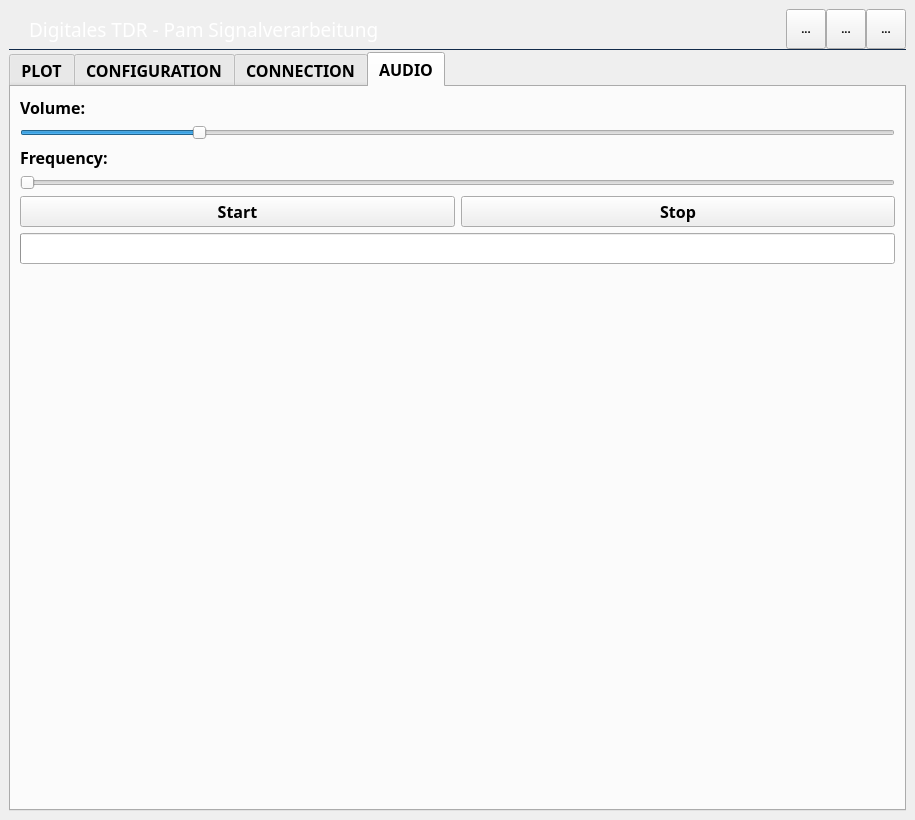
arongrk/Pam, file resources/Mainwindow.ui: the form before one commit.
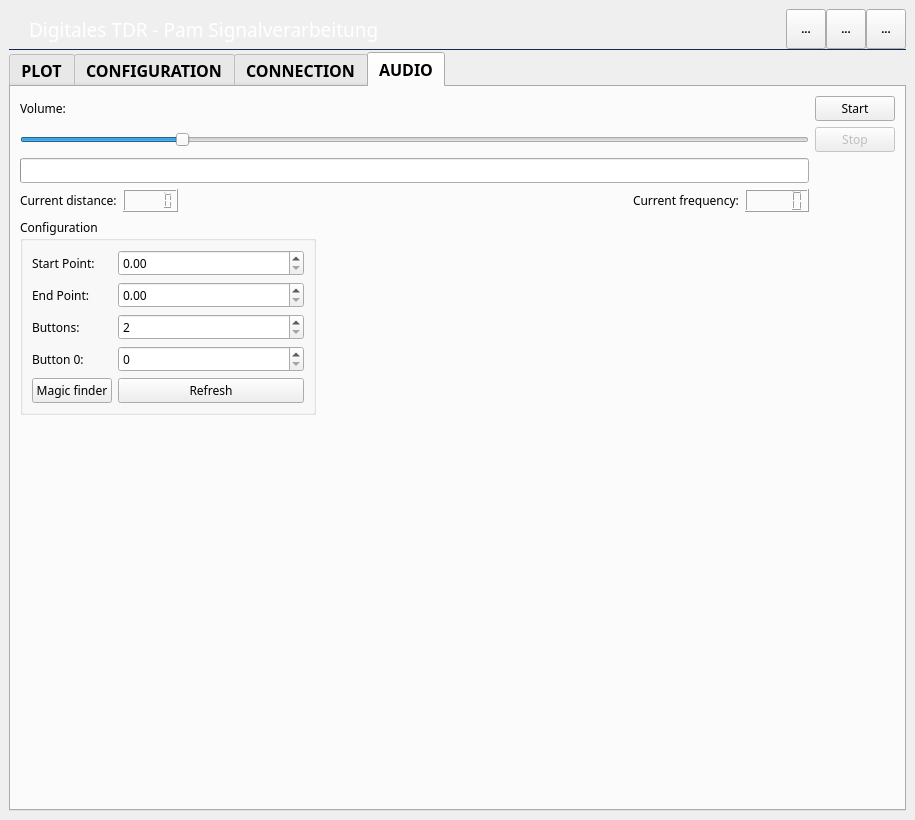
The form after the commit. The open tabs and pages were chosen to show the change. Icons and pictures are not drawn. Custom widgets are drawn as their Qt base class.

```diff
--- a/resources/Mainwindow.ui
+++ b/resources/Mainwindow.ui
@@ -2678,18 +2678,143 @@
          </widget>
         </widget>
         <widget class="QWidget" name="tab_4">
+         <property name="font">
+          <font>
+           <family>RubFlama</family>
+           <pointsize>9</pointsize>
+           <weight>50</weight>
+           <bold>false</bold>
+          </font>
+         </property>
          <attribute name="title">
           <string>AUDIO</string>
          </attribute>
-         <layout class="QVBoxLayout" name="verticalLayout_11">
-          <item>
+         <layout class="QGridLayout" name="gridLayout_12" rowstretch="0,0,0,0,0,0,0,0,1" columnstretch="11,1">
+          <item row="4" column="0">
+           <widget class="QProgressBar" name="distance_bar">
+            <property name="minimum">
+             <number>0</number>
+            </property>
+            <property name="maximum">
+             <number>10000</number>
+            </property>
+            <property name="value">
+             <number>0</number>
+            </property>
+            <property name="textVisible">
+             <bool>false</bool>
+            </property>
+            <property name="format">
+             <string>0</string>
+            </property>
+           </widget>
+          </item>
+          <item row="6" column="0">
+           <layout class="QHBoxLayout" name="horizontalLayout_8" stretch="3,5">
+            <item>
+             <widget class="QGroupBox" name="groupBox_6">
+              <property name="title">
+               <string>Configuration</string>
+              </property>
+              <layout class="QFormLayout" name="formLayout">
+               <item row="0" column="0">
+                <widget class="QLabel" name="label_36">
+                 <property name="text">
+                  <string>Start Point:</string>
+                 </property>
+                </widget>
+               </item>
+               <item row="1" column="0">
+                <widget class="QLabel" name="label_52">
+                 <property name="text">
+                  <string>End Point:</string>
+                 </property>
+                </widget>
+               </item>
+               <item row="2" column="0">
+                <widget class="QLabel" name="label_53">
+                 <property name="text">
+                  <string>Buttons:</string>
+                 </property>
+                </widget>
+               </item>
+               <item row="3" column="0">
+                <widget class="QLabel" name="label_54">
+                 <property name="text">
+                  <string>Button 0:</string>
+                 </property>
+                </widget>
+               </item>
+               <item row="0" column="1">
+                <widget class="QDoubleSpinBox" name="sound_bar_start_box">
+                 <property name="singleStep">
+                  <double>0.100000000000000</double>
+                 </property>
+                </widget>
+               </item>
+               <item row="2" column="1">
+                <widget class="QSpinBox" name="button_number_box">
+                 <property name="minimum">
+                  <number>2</number>
+                 </property>
+                </widget>
+               </item>
+               <item row="1" column="1">
+                <widget class="QDoubleSpinBox" name="sound_bar_end_box">
+                 <property name="singleStep">
+                  <double>0.100000000000000</double>
+                 </property>
+                </widget>
+               </item>
+               <item row="3" column="1">
+                <widget class="QSpinBox" name="first_button_box"/>
+               </item>
+               <item row="4" column="0">
+                <widget class="QPushButton" name="magic_finder_button">
+                 <property name="sizePolicy">
+                  <sizepolicy hsizetype="Maximum" vsizetype="Fixed">
+                   <horstretch>0</horstretch>
+                   <verstretch>0</verstretch>
+                  </sizepolicy>
+                 </property>
+                 <property name="text">
+                  <string>Magic finder</string>
+                 </property>
+                </widget>
+               </item>
+               <item row="4" column="1">
+                <widget class="QPushButton" name="refresh_sound_values_button">
+                 <property name="text">
+                  <string>Refresh</string>
+                 </property>
+                </widget>
+               </item>
+              </layout>
+             </widget>
+            </item>
+            <item>
+             <spacer name="horizontalSpacer_7">
+              <property name="orientation">
+               <enum>Qt::Horizontal</enum>
+              </property>
+              <property name="sizeHint" stdset="0">
+               <size>
+                <width>40</width>
+                <height>20</height>
+               </size>
+              </property>
+             </spacer>
+            </item>
+           </layout>
+          </item>
+          <item row="0" column="0">
            <widget class="QLabel" name="label_35">
             <property name="text">
              <string>Volume:</string>
             </property>
            </widget>
           </item>
-          <item>
+          <item row="1" column="0">
            <widget class="QSlider" name="volume_slider">
             <property name="maximum">
              <number>100</number>
@@ -2702,61 +2827,17 @@
             </property>
            </widget>
           </item>
-          <item>
-           <widget class="QLabel" name="label_36">
-            <property name="text">
-             <string>Frequency:</string>
-            </property>
-           </widget>
-          </item>
-          <item>
-           <widget class="QSlider" name="frequency_slider">
+          <item row="1" column="1">
+           <widget class="QPushButton" name="stop_sound_button">
             <property name="enabled">
              <bool>false</bool>
             </property>
-            <property name="maximum">
-             <number>20000</number>
+            <property name="text">
+             <string>Stop</string>
             </property>
-            <property name="orientation">
-             <enum>Qt::Horizontal</enum>
-            </property>
            </widget>
           </item>
-          <item>
-           <layout class="QHBoxLayout" name="horizontalLayout_8">
-            <item>
-             <widget class="QPushButton" name="start_sound_button">
-              <property name="text">
-               <string>Start</string>
-              </property>
-             </widget>
-            </item>
-            <item>
-             <widget class="QPushButton" name="stop_sound_button">
-              <property name="text">
-               <string>Stop</string>
-              </property>
-             </widget>
-            </item>
-           </layout>
-          </item>
-          <item>
-           <widget class="QProgressBar" name="distance_bar">
-            <property name="minimum">
-             <number>0</number>
-            </property>
-            <property name="maximum">
-             <number>10000</number>
-            </property>
-            <property name="value">
-             <number>0</number>
-            </property>
-            <property name="textVisible">
-             <bool>false</bool>
-            </property>
-           </widget>
-          </item>
-          <item>
+          <item row="8" column="0">
            <spacer name="verticalSpacer_7">
             <property name="orientation">
              <enum>Qt::Vertical</enum>
@@ -2769,6 +2850,57 @@
             </property>
            </spacer>
           </item>
+          <item row="0" column="1">
+           <widget class="QPushButton" name="start_sound_button">
+            <property name="text">
+             <string>Start</string>
+            </property>
+           </widget>
+          </item>
+          <item row="5" column="0">
+           <layout class="QHBoxLayout" name="horizontalLayout_16">
+            <item>
+             <widget class="QLabel" name="label_56">
+              <property name="text">
+               <string>Current distance:</string>
+              </property>
+             </widget>
+            </item>
+            <item>
+             <widget class="QLCDNumber" name="dist_number">
+              <property name="smallDecimalPoint">
+               <bool>true</bool>
+              </property>
+              <property name="digitCount">
+               <number>5</number>
+              </property>
+             </widget>
+            </item>
+            <item>
+             <spacer name="horizontalSpacer_8">
+              <property name="orientation">
+               <enum>Qt::Horizontal</enum>
+              </property>
+              <property name="sizeHint" stdset="0">
+               <size>
+                <width>40</width>
+                <height>20</height>
+               </size>
+              </property>
+             </spacer>
+            </item>
+            <item>
+             <widget class="QLabel" name="label_55">
+              <property name="text">
+               <string>Current frequency:</string>
+              </property>
+             </widget>
+            </item>
+            <item>
+             <widget class="QLCDNumber" name="freq_number"/>
+            </item>
+           </layout>
+          </item>
          </layout>
         </widget>
        </widget>
```
Left out of the diff: 266 changed lines with no effect on the pictures.
